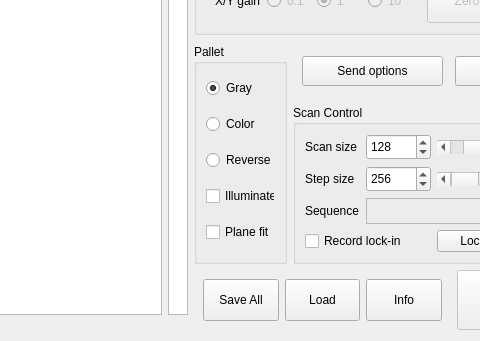
Old version of the form pyqt5 STM software/ui/Scan.ui in the repository freestylexyz/STM-pyqt5-software; both pictures show x 333 to 813 and y 208 to 549 of the 949 by 549 pixel window.
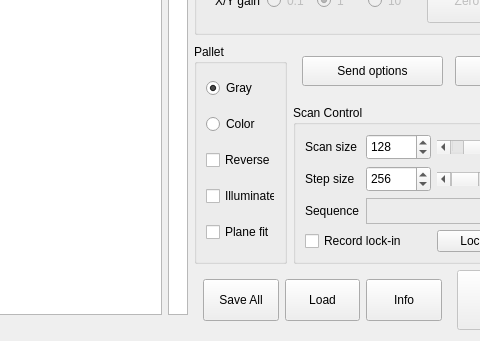
New version of the form. Icons and pictures are not drawn. Custom widgets are drawn as their Qt base class.

Diff of the .ui file:
```diff
--- a/pyqt5 STM software/ui/Scan.ui
+++ b/pyqt5 STM software/ui/Scan.ui
@@ -180,7 +180,7 @@
        </widget>
       </item>
       <item row="2" column="0">
-       <widget class="QRadioButton" name="radioButton_Reverse_Scan">
+       <widget class="QCheckBox" name="checkBox_Reverse_Scan">
         <property name="sizePolicy">
          <sizepolicy hsizetype="Preferred" vsizetype="Preferred">
           <horstretch>0</horstretch>
```
